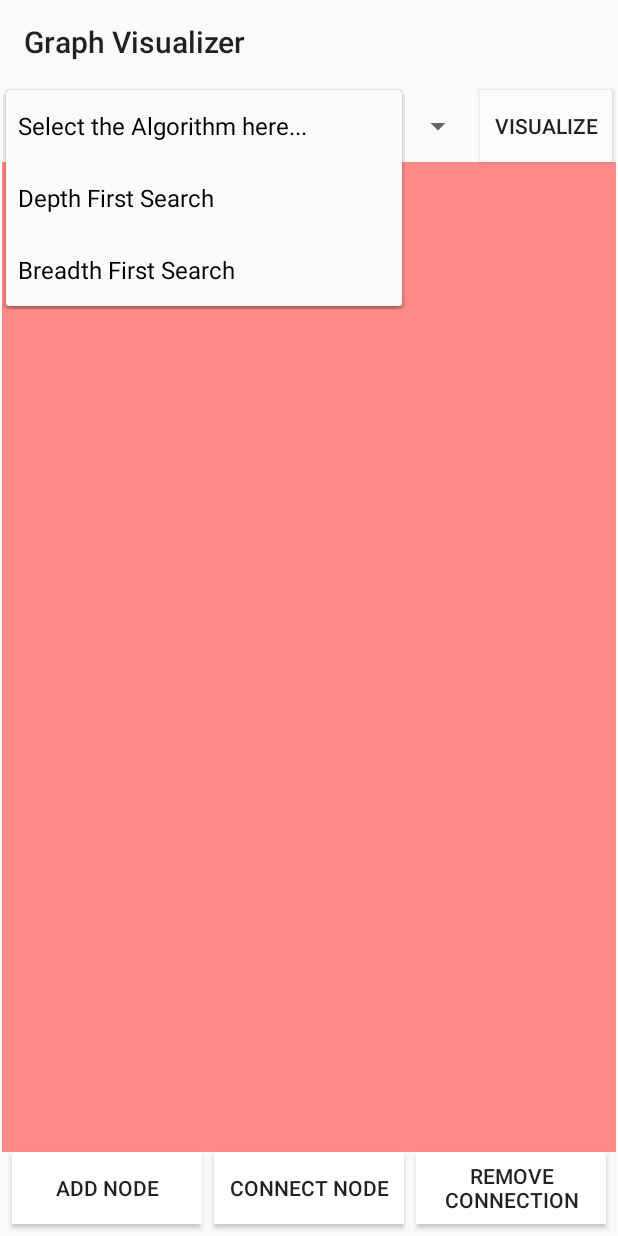
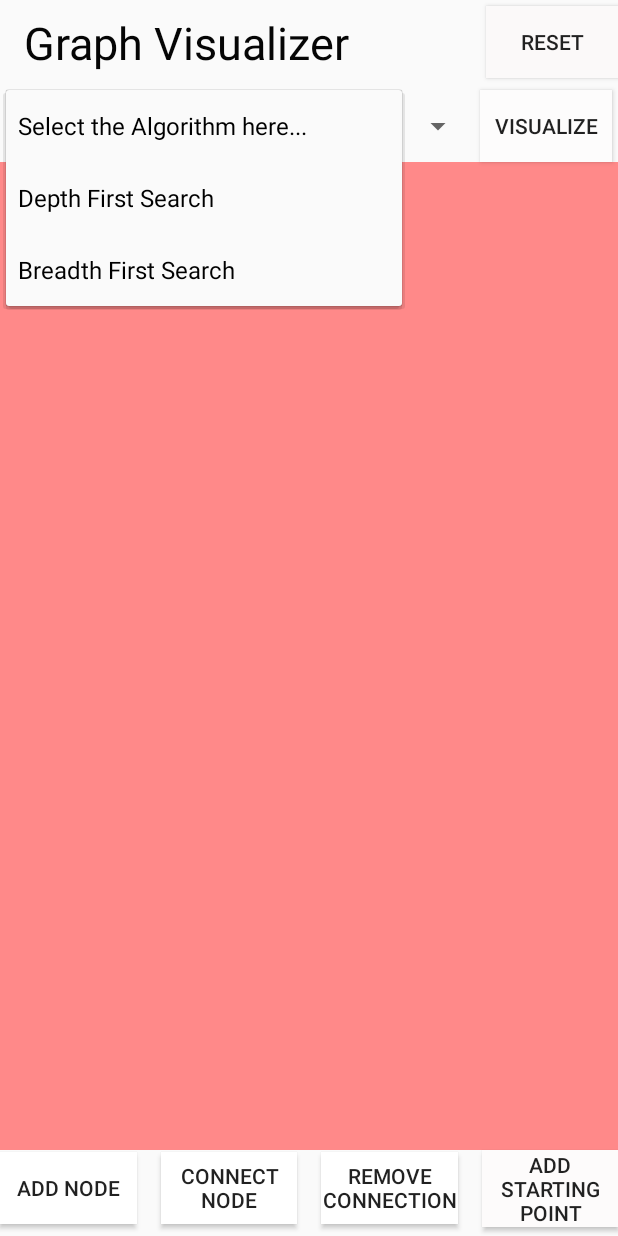
Before and after one commit to The-Lazy-People/Graph-Visualiser, an Android app: the screen it shows after launch (MainActivity), after a tap on "Select the Algorithm here...", on a phone screen of 412 x 824 dp. Run offline under Robolectric (Android 15) with nearby library versions, the phone set to English and light mode, and no system bars.

Commit message:
Buttons added

```diff
--- a/app/src/main/res/layout/activity_main.xml
+++ b/app/src/main/res/layout/activity_main.xml
@@ -11,10 +11,43 @@
         android:id="@+id/toolbar"
         android:layout_width="match_parent"
         android:layout_height="56dp"
+        android:background="@android:color/transparent"
         app:layout_constraintEnd_toEndOf="parent"
         app:layout_constraintStart_toStartOf="parent"
         app:layout_constraintTop_toTopOf="parent"
-        app:title="Graph Visualizer" />
+        app:title="Graph Visualizer">
+
+        <androidx.constraintlayout.widget.ConstraintLayout
+            android:layout_width="match_parent"
+            android:layout_height="match_parent">
+
+            <Button
+                android:id="@+id/reset"
+                android:layout_width="wrap_content"
+                android:layout_height="wrap_content"
+                android:layout_marginTop="4dp"
+                android:layout_marginBottom="4dp"
+                android:background="#FBF9F9"
+                android:text="RESET"
+                app:layout_constraintBottom_toBottomOf="parent"
+                app:layout_constraintEnd_toEndOf="parent"
+                app:layout_constraintTop_toTopOf="parent" />
+
+            <TextView
+                android:id="@+id/textView"
+                android:layout_width="wrap_content"
+                android:layout_height="wrap_content"
+                android:text="Graph Visualizer"
+                android:textColor="#050505"
+                android:textSize="30sp"
+                app:layout_constraintBottom_toBottomOf="parent"
+                app:layout_constraintStart_toStartOf="parent"
+                app:layout_constraintTop_toTopOf="parent" />
+
+
+        </androidx.constraintlayout.widget.ConstraintLayout>
+
+    </androidx.appcompat.widget.Toolbar>
 
     <Spinner
         android:id="@+id/spinner"
@@ -43,7 +76,6 @@
         android:id="@+id/btnAdd"
         android:layout_width="0dp"
         android:layout_height="wrap_content"
-        android:layout_marginStart="8dp"
         android:layout_marginEnd="8dp"
         android:layout_marginBottom="8dp"
         android:layout_weight="1"
@@ -51,19 +83,20 @@
         android:text="Add Node"
         app:layout_constraintBottom_toBottomOf="parent"
         app:layout_constraintEnd_toStartOf="@+id/btnConnection"
-        app:layout_constraintHorizontal_bias="0.5"
+        app:layout_constraintHorizontal_chainStyle="spread"
         app:layout_constraintStart_toStartOf="parent" />
 
     <Button
         android:id="@+id/btnConnection"
         android:layout_width="0dp"
         android:layout_height="wrap_content"
+        android:layout_marginStart="8dp"
+        android:layout_marginEnd="8dp"
         android:layout_weight="1"
         android:background="#F4F4F4"
         android:text="Connect Node"
         app:layout_constraintBottom_toBottomOf="@+id/btnAdd"
         app:layout_constraintEnd_toStartOf="@+id/btnRemoveConnection"
-        app:layout_constraintHorizontal_bias="0.5"
         app:layout_constraintStart_toEndOf="@+id/btnAdd"
         app:layout_constraintTop_toTopOf="@+id/btnAdd" />
 
@@ -77,18 +110,17 @@
         android:background="#FAF8F8"
         android:text="Remove Connection"
         app:layout_constraintBottom_toBottomOf="@+id/btnConnection"
-        app:layout_constraintEnd_toEndOf="parent"
-        app:layout_constraintHorizontal_bias="0.5"
+        app:layout_constraintEnd_toStartOf="@+id/starting_point"
         app:layout_constraintStart_toEndOf="@+id/btnConnection"
         app:layout_constraintTop_toTopOf="@+id/btnConnection" />
 
     <RelativeLayout
         android:id="@+id/rlCanvas"
-        android:layout_width="409dp"
+        android:layout_width="0dp"
         android:layout_height="0dp"
         android:layout_weight="12"
         android:background="#FF8989"
-        app:layout_constraintBottom_toTopOf="@+id/btnConnection"
+        app:layout_constraintBottom_toTopOf="@+id/starting_point"
         app:layout_constraintEnd_toEndOf="parent"
         app:layout_constraintStart_toStartOf="parent"
         app:layout_constraintTop_toBottomOf="@+id/spinner"
@@ -102,4 +134,17 @@
 
     </RelativeLayout>
 
+    <Button
+        android:id="@+id/starting_point"
+        android:layout_width="0dp"
+        android:layout_height="wrap_content"
+        android:layout_marginStart="8dp"
+        android:background="#FDFBFB"
+        android:text="Add Starting Point"
+        app:layout_constraintBottom_toBottomOf="@+id/btnRemoveConnection"
+        app:layout_constraintEnd_toEndOf="parent"
+        app:layout_constraintHorizontal_bias="0.5"
+        app:layout_constraintStart_toEndOf="@+id/btnRemoveConnection"
+        app:layout_constraintTop_toTopOf="@+id/btnRemoveConnection" />
+
 </androidx.constraintlayout.widget.ConstraintLayout>
```
